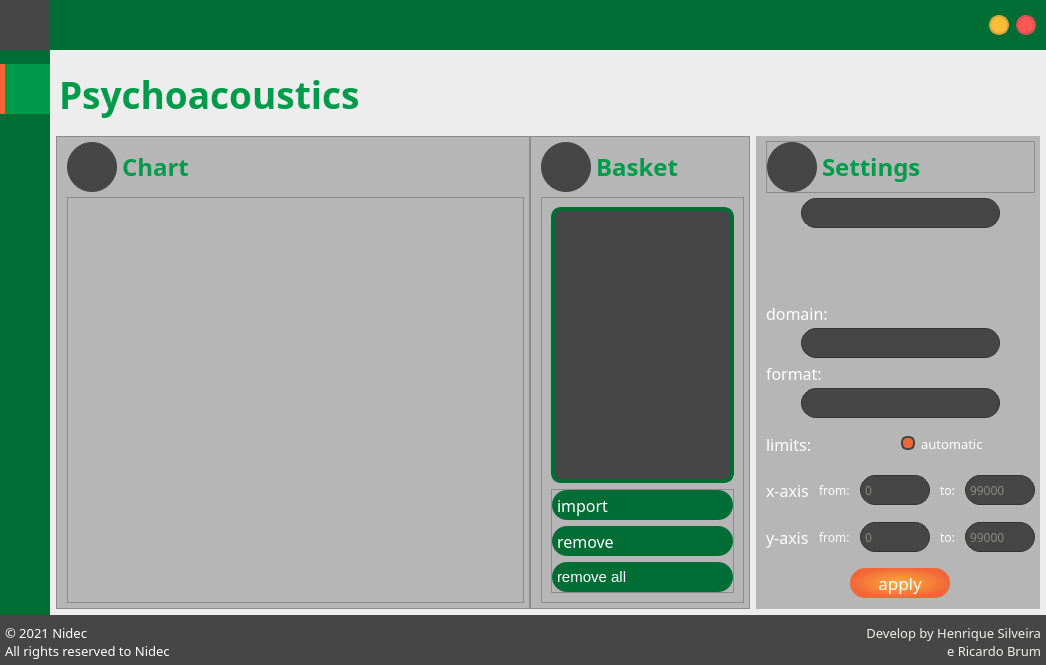
Above: Forms/form.ui from henriquealende/PsychoBox before the change. Below: the same form after it.
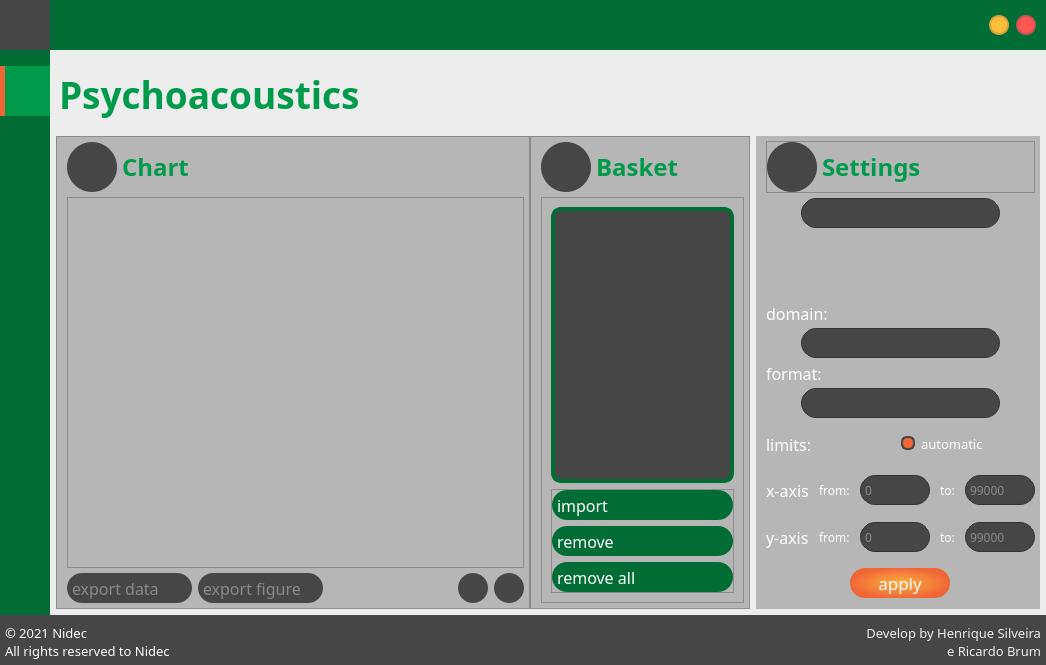
That is the form after the change. The open tabs and pages were chosen to show the change. Icons and pictures are not drawn.

Commit message: adding plot area and graph functions

Patch:
```diff
--- a/Forms/form.ui
+++ b/Forms/form.ui
@@ -10,6 +10,18 @@
     <height>665</height>
    </rect>
   </property>
+  <property name="minimumSize">
+   <size>
+    <width>50</width>
+    <height>50</height>
+   </size>
+  </property>
+  <property name="maximumSize">
+   <size>
+    <width>16777215</width>
+    <height>16777215</height>
+   </size>
+  </property>
   <property name="windowTitle">
    <string>Widget</string>
   </property>
@@ -490,7 +502,7 @@
              <number>0</number>
             </property>
             <property name="bottomMargin">
-             <number>75</number>
+             <number>0</number>
             </property>
             <item>
              <widget class="QPushButton" name="homeButton">
@@ -630,6 +642,50 @@
               </property>
              </widget>
             </item>
+            <item>
+             <widget class="QPushButton" name="calibrationButton">
+              <property name="enabled">
+               <bool>false</bool>
+              </property>
+              <property name="minimumSize">
+               <size>
+                <width>50</width>
+                <height>50</height>
+               </size>
+              </property>
+              <property name="maximumSize">
+               <size>
+                <width>50</width>
+                <height>50</height>
+               </size>
+              </property>
+              <property name="styleSheet">
+               <string notr="true">padding-left: 6px;</string>
+              </property>
+              <property name="text">
+               <string/>
+              </property>
+              <property name="icon">
+               <iconset resource="../Resources/resourceGui.qrc">
+                <normaloff>:/icons/img/calibration.png</normaloff>:/icons/img/calibration.png</iconset>
+              </property>
+              <property name="iconSize">
+               <size>
+                <width>40</width>
+                <height>40</height>
+               </size>
+              </property>
+              <property name="checkable">
+               <bool>true</bool>
+              </property>
+              <property name="autoRepeat">
+               <bool>false</bool>
+              </property>
+              <property name="autoExclusive">
+               <bool>true</bool>
+              </property>
+             </widget>
+            </item>
            </layout>
           </widget>
          </item>
@@ -802,6 +858,12 @@
         <property name="enabled">
          <bool>true</bool>
         </property>
+        <property name="font">
+         <font>
+          <family>PF BeauSans Pro</family>
+          <bold>true</bold>
+         </font>
+        </property>
         <property name="accessibleName">
          <string/>
         </property>
@@ -812,7 +874,7 @@
          <enum>QFrame::Raised</enum>
         </property>
         <property name="currentIndex">
-         <number>1</number>
+         <number>3</number>
         </property>
         <widget class="QWidget" name="loginPage">
          <layout class="QHBoxLayout" name="horizontalLayout_24">
@@ -2221,10 +2283,17 @@
                                     <property name="frameShadow">
                                      <enum>QFrame::Raised</enum>
                                     </property>
+                                    <layout class="QVBoxLayout" name="verticalLayout_70"/>
                                    </widget>
                                   </item>
                                   <item>
                                    <widget class="QLabel" name="project1">
+                                    <property name="font">
+                                     <font>
+                                      <family>PF BeauSans Pro</family>
+                                      <pointsize>12</pointsize>
+                                     </font>
+                                    </property>
                                     <property name="text">
                                      <string/>
                                     </property>
@@ -2283,7 +2352,7 @@
                                    </widget>
                                   </item>
                                   <item>
-                                   <widget class="QLabel" name="label_28">
+                                   <widget class="QLabel" name="project2">
                                     <property name="text">
                                      <string/>
                                     </property>
@@ -3245,7 +3314,7 @@
                            </property>
                            <property name="font">
                             <font>
-                             <family>Ubuntu Condensed</family>
+                             <family>PF BeauSans Pro</family>
                              <pointsize>14</pointsize>
                              <bold>true</bold>
                             </font>
@@ -7289,14 +7358,216 @@
                            </layout>
                           </widget>
                          </item>
+                         <item>
+                          <widget class="QFrame" name="chartFrame">
+                           <property name="frameShape">
+                            <enum>QFrame::StyledPanel</enum>
+                           </property>
+                           <property name="frameShadow">
+                            <enum>QFrame::Raised</enum>
+                           </property>
+                           <layout class="QHBoxLayout" name="horizontalLayout_46">
+                            <item>
+                             <layout class="QGridLayout" name="gridLayout"/>
+                            </item>
+                           </layout>
+                          </widget>
+                         </item>
                          <item>
                           <widget class="QFrame" name="frame_23">
+                           <property name="minimumSize">
+                            <size>
+                             <width>0</width>
+                             <height>30</height>
+                            </size>
+                           </property>
+                           <property name="maximumSize">
+                            <size>
+                             <width>16777215</width>
+                             <height>30</height>
+                            </size>
+                           </property>
+                           <property name="styleSheet">
+                            <string notr="true">
+QPushButton {
+	padding-left: 5px;
+	text-align: left;
+	background-color: #006d34;
+	border:none;
+	border-radius:15px;
+	color: rgb(255, 255, 255)
+}
+
+QPushButton:hover {
+	background-color: #009b4a;
+}
+
+QPushButton:pressed {
+	background-color: rgb(241, 102, 55)
+}
+
+QPushButton:disabled{
+	background-color:rgb(70, 70, 70);
+	color: rgb(136,138,133);
+	}
+</string>
+                           </property>
                            <property name="frameShape">
-                            <enum>QFrame::StyledPanel</enum>
+                            <enum>QFrame::NoFrame</enum>
                            </property>
                            <property name="frameShadow">
                             <enum>QFrame::Raised</enum>
                            </property>
+                           <layout class="QHBoxLayout" name="horizontalLayout_39">
+                            <property name="spacing">
+                             <number>6</number>
+                            </property>
+                            <property name="leftMargin">
+                             <number>0</number>
+                            </property>
+                            <property name="topMargin">
+                             <number>0</number>
+                            </property>
+                            <property name="rightMargin">
+                             <number>0</number>
+                            </property>
+                            <property name="bottomMargin">
+                             <number>0</number>
+                            </property>
+                            <item>
+                             <widget class="QPushButton" name="exportButton">
+                              <property name="enabled">
+                               <bool>false</bool>
+                              </property>
+                              <property name="minimumSize">
+                               <size>
+                                <width>125</width>
+                                <height>30</height>
+                               </size>
+                              </property>
+                              <property name="maximumSize">
+                               <size>
+                                <width>125</width>
+                                <height>30</height>
+                               </size>
+                              </property>
+                              <property name="font">
+                               <font>
+                                <family>PF BeauSans Pro</family>
+                                <pointsize>12</pointsize>
+                               </font>
+                              </property>
+                              <property name="text">
+                               <string>export data</string>
+                              </property>
+                             </widget>
+                            </item>
+                            <item>
+                             <widget class="QPushButton" name="exportFig">
+                              <property name="enabled">
+                               <bool>false</bool>
+                              </property>
+                              <property name="minimumSize">
+                               <size>
+                                <width>125</width>
+                                <height>30</height>
+                               </size>
+                              </property>
+                              <property name="maximumSize">
+                               <size>
+                                <width>125</width>
+                                <height>30</height>
+                               </size>
+                              </property>
+                              <property name="font">
+                               <font>
+                                <family>PF BeauSans Pro</family>
+                                <pointsize>12</pointsize>
+                               </font>
+                              </property>
+                              <property name="text">
+                               <string>export figure</string>
+                              </property>
+                             </widget>
+                            </item>
+                            <item>
+                             <spacer name="horizontalSpacer">
+                              <property name="orientation">
+                               <enum>Qt::Horizontal</enum>
+                              </property>
+                              <property name="sizeHint" stdset="0">
+                               <size>
+                                <width>40</width>
+                                <height>20</height>
+                               </size>
+                              </property>
+                             </spacer>
+                            </item>
+                            <item>
+                             <widget class="QPushButton" name="expandGraph">
+                              <property name="enabled">
+                               <bool>false</bool>
+                              </property>
+                              <property name="minimumSize">
+                               <size>
+                                <width>30</width>
+                                <height>30</height>
+                               </size>
+                              </property>
+                              <property name="maximumSize">
+                               <size>
+                                <width>30</width>
+                                <height>30</height>
+                               </size>
+                              </property>
+                              <property name="font">
+                               <font>
+                                <family>PF BeauSans Pro</family>
+                                <pointsize>12</pointsize>
+                               </font>
+                              </property>
+                              <property name="styleSheet">
+                               <string notr="true">padding-left:7px</string>
+                              </property>
+                              <property name="text">
+                               <string/>
+                              </property>
+                              <property name="icon">
+                               <iconset resource="../Resources/resourceGui.qrc">
+                                <normaloff>:/icons/img/maximize.png</normaloff>:/icons/img/maximize.png</iconset>
+                              </property>
+                             </widget>
+                            </item>
+                            <item>
+                             <widget class="QPushButton" name="removeGraph_2">
+                              <property name="enabled">
+                               <bool>false</bool>
+                              </property>
+                              <property name="minimumSize">
+                               <size>
+                                <width>30</width>
+                                <height>30</height>
+                               </size>
+                              </property>
+                              <property name="maximumSize">
+                               <size>
+                                <width>30</width>
+                                <height>30</height>
+                               </size>
+                              </property>
+                              <property name="styleSheet">
+                               <string notr="true">padding-left: 7px;</string>
+                              </property>
+                              <property name="text">
+                               <string/>
+                              </property>
+                              <property name="icon">
+                               <iconset resource="../Resources/resourceGui.qrc">
+                                <normaloff>:/icons/img/trash-can.png</normaloff>:/icons/img/trash-can.png</iconset>
+                              </property>
+                             </widget>
+                            </item>
+                           </layout>
                           </widget>
                          </item>
                         </layout>
@@ -7432,7 +7703,14 @@
                            </property>
                            <layout class="QVBoxLayout" name="verticalLayout_56">
                             <item>
-                             <widget class="QListWidget" name="listWidget_2">
+                             <widget class="QListWidget" name="listWidget2">
+                              <property name="font">
+                               <font>
+                                <family>PF BeauSans Pro</family>
+                                <pointsize>14</pointsize>
+                                <bold>true</bold>
+                               </font>
+                              </property>
                               <property name="styleSheet">
                                <string notr="true">QListWidget {
 	color: rgb(255, 255, 255);
@@ -7503,7 +7781,7 @@
                                 <number>0</number>
                                </property>
                                <item>
-                                <widget class="QPushButton" name="pushButton_2">
+                                <widget class="QPushButton" name="importGraph">
                                  <property name="minimumSize">
                                   <size>
                                    <width>0</width>
@@ -7522,7 +7800,7 @@
                                 </widget>
                                </item>
                                <item>
-                                <widget class="QPushButton" name="pushButton_3">
+                                <widget class="QPushButton" name="removeGraph">
                                  <property name="minimumSize">
                                   <size>
                                    <width>0</width>
@@ -7541,7 +7819,7 @@
                                 </widget>
                                </item>
                                <item>
-                                <widget class="QPushButton" name="pushButton_4">
+                                <widget class="QPushButton" name="removeAllGraph">
                                  <property name="minimumSize">
                                   <size>
                                    <width>0</width>
@@ -7550,7 +7828,8 @@
                                  </property>
                                  <property name="font">
                                   <font>
-                                   <pointsize>11</pointsize>
+                                   <family>PF BeauSans Pro</family>
+                                   <pointsize>12</pointsize>
                                   </font>
                                  </property>
                                  <property name="text">
```
The commit also changes 17 other files.
